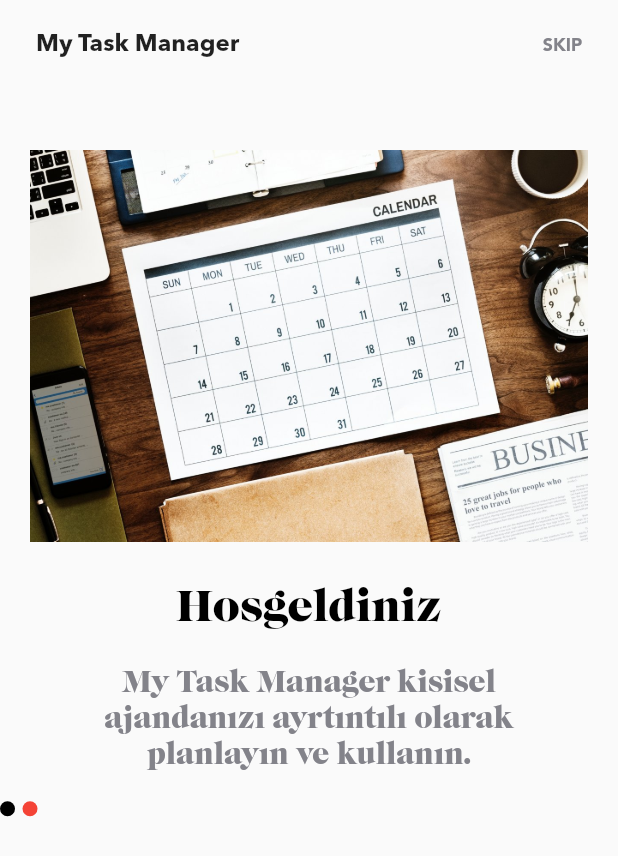
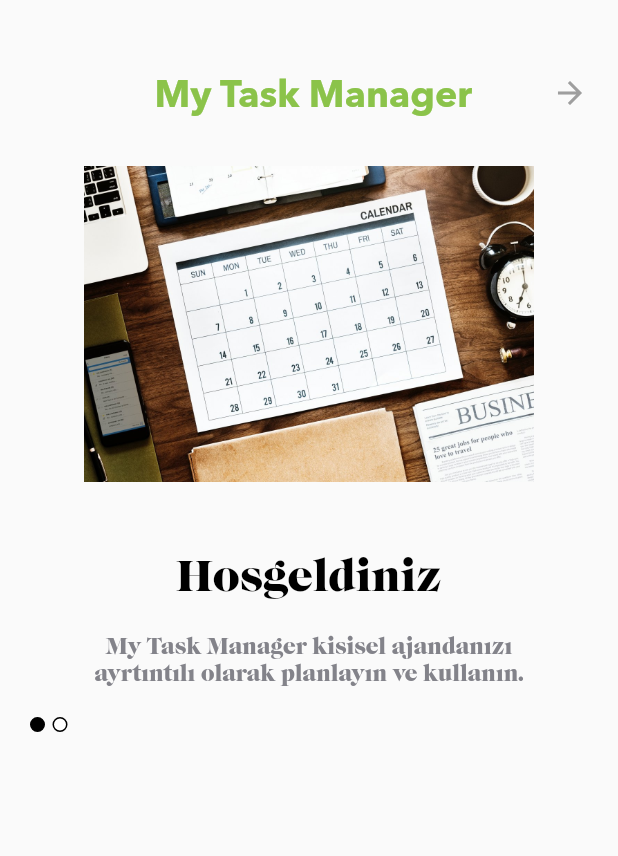
Before and after one commit to BarisC/Task-Manager, a Flutter app: the screen it shows after launch, on a phone screen of 412 x 824 dp. Shown: the top 856 px of the screen. Run offline on Flutter 3.47's test engine with Material 2 defaults, Android fonts, the phone set to English and light mode, and no system bars; drawn by our look-alikes of carousel_slider.

Commit message:
Scrolling intro page has been fixed. Application launch button has been added. Point Indicators have been added.
Signed-off-by: barisCoruh <barislg54@gmail.com>

```diff
--- a/taskmanager/lib/main.dart
+++ b/taskmanager/lib/main.dart
@@ -67,39 +67,42 @@ class _IntroPState extends State<IntroP> {
       children: <Widget>[
         Container(
           width: MediaQuery.of(context).size.width,
-          height: 50,
+          height: 90,
           child: Stack(
             children: <Widget>[
               Positioned(
-                  left: 24,
-                  top: 20,
-                  child: Text(
-                    "My Task Manager",
-                    style: TextStyle(fontFamily: "AvenirBold", fontSize: 16),
-                  )),
-              Positioned(
-                  right: 24,
-                  top: 20,
-                  child: Text(
-                    widget.index == 1 ? "DONE" : "SKIP",
-                    style: TextStyle(
-                        fontSize: 16,
-                        color: textColor,
-                        fontFamily: "SultanNahia"),
-                  ))
+                top: 50,
+                left: MediaQuery.of(context).size.width / 4,
+                child: Text(
+                  "My Task Manager",
+                  style: TextStyle(
+                      fontFamily: "AvenirBold",
+                      fontSize: 25,
+                      color: Colors.lightGreen),
+                ),
+              ),
+              if (widget.index ==
+                  0) //İlk sayfada swap iconu kullanmak için if else yapısı
+                swapPage(),
             ],
           ),
         ),
         Container(
           width: MediaQuery.of(context).size.width,
-          margin: EdgeInsets.only(top: 50),
+          margin: EdgeInsets.only(top: 1),
           child: Padding(
             padding: EdgeInsets.symmetric(horizontal: 20),
             child: Column(
               children: <Widget>[
-                Image.asset(
-                  imagePath[widget.index],
-                  fit: BoxFit.fitWidth,
+                Container(
+                  decoration:
+                      BoxDecoration(borderRadius: BorderRadius.circular(10.0)),
+                  width: 300,
+                  height: 250,
+                  child: Image.asset(
+                    imagePath[widget.index],
+                    //fit: BoxFit.fitWidth,
+                  ),
                 ),
                 Padding(
                   padding: EdgeInsets.only(top: 25),
@@ -116,12 +119,12 @@ class _IntroPState extends State<IntroP> {
                 Container(
                   margin: EdgeInsets.only(top: 20),
                   padding: EdgeInsets.symmetric(
-                      horizontal: 40), //Horizontal olarak daraltıyor.
+                      horizontal: 35), //Horizontal olarak daraltıyor.
                   child: new Text(
                     description[widget.index],
                     textAlign: TextAlign.center,
                     style: TextStyle(
-                      fontSize: 20,
+                      fontSize: 15,
                       color: textColor,
                       fontFamily: "Caslon",
                     ),
@@ -132,13 +135,15 @@ class _IntroPState extends State<IntroP> {
           ),
         ),
         Container(
+          margin: EdgeInsets.symmetric(horizontal: 20),
           height: 50,
           child: Stack(
-            children: <Widget>[
-              DotsIndicators(widget.index),
-            ],
+            children: <Widget>[DotsIndicators(widget.index)],
           ),
-        )
+        ),
+        Container(
+          child: widget.index == 1 ? Basla() : null,
+        ),
       ],
     );
   }
@@ -164,10 +169,41 @@ class _DotsIndicatorsState extends State<DotsIndicators> {
           width: 10,
           height: 10,
           decoration: BoxDecoration(
+              border: Border.all(color: Colors.black),
               shape: BoxShape.circle,
-              color: index == widget.pageIndex ? Colors.black : Colors.red),
+              color: index == widget.pageIndex ? Colors.black : Colors.white),
         );
       },
     );
   }
 }
+
+class Basla extends StatelessWidget {
+  @override
+  Widget build(BuildContext context) {
+    return new CupertinoButton(
+      child: Text(
+        "BAŞLA!",
+        style: TextStyle(color: Colors.white),
+      ),
+      onPressed: () {},
+      borderRadius: BorderRadius.circular(10),
+      color: Colors.grey,
+    );
+  }
+}
+
+class swapPage extends StatelessWidget {
+  @override
+  Widget build(BuildContext context) {
+    return Positioned(
+      right: 20,
+      top: 50,
+      child: Icon(
+        Icons.arrow_forward,
+        color: Colors.grey,
+        size: 24.0,
+      ),
+    );
+  }
+}
```
